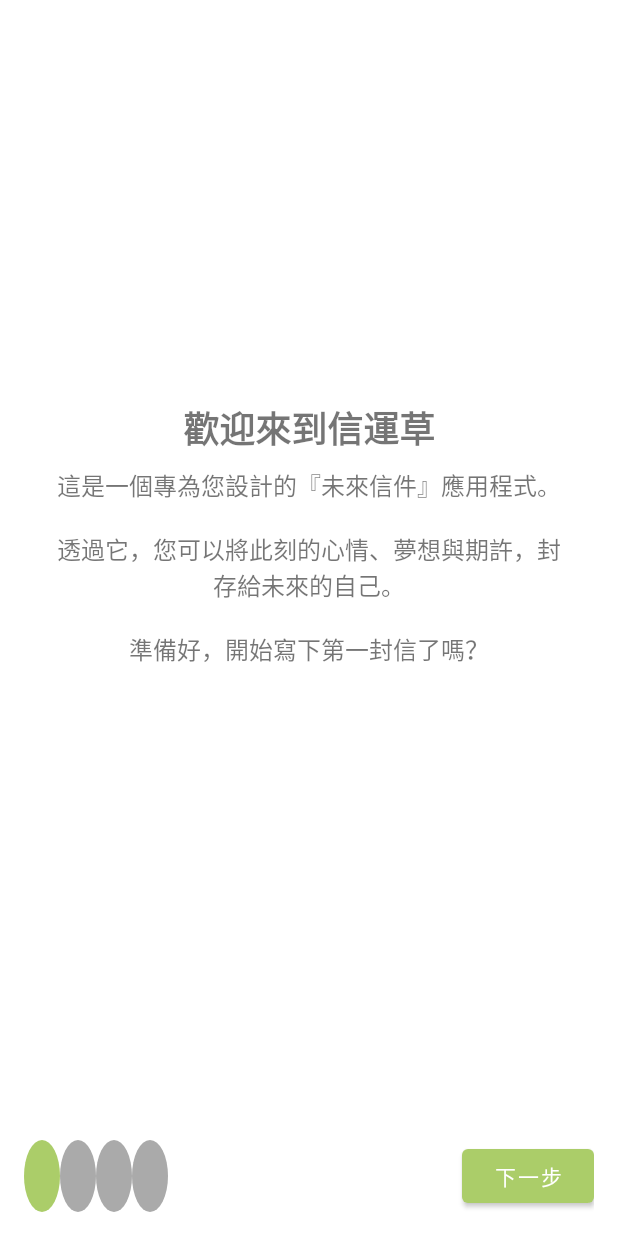
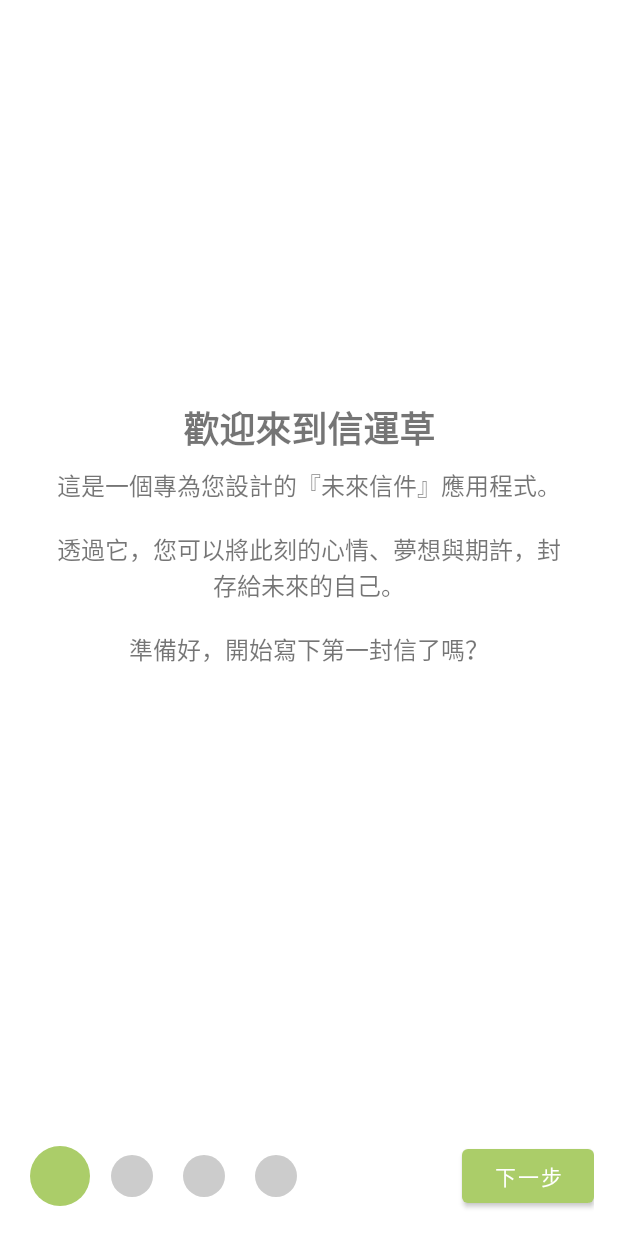
Before and after one commit to connielin07/future-me-mail-app, an Android app: the OnboardingActivity screen opened directly, with no data from a screen before it, on a phone screen of 412 x 824 dp. Run offline under Robolectric (Android 15) with nearby library versions, the phone set to English and light mode, and no system bars.

Commit message:
feat/ui: Refine onboarding tab indicator styling
- Update `TabLayout` in `activity_onboarding.xml` with fixed tab widths, zero padding, and disabled ripple effects.
- Adjust `tab_indicator_selector.xml` to use `layer-list` for centered oval shapes.
- Increase the size of both selected (40dp) and unselected (28dp) indicators.
- Update the unselected indicator color to a specific hex gray (`#CCCCCC`).

```diff
--- a/app/src/main/res/drawable/tab_indicator_selector.xml
+++ b/app/src/main/res/drawable/tab_indicator_selector.xml
@@ -1,15 +1,23 @@
 <?xml version="1.0" encoding="utf-8"?>
 <selector xmlns:android="http://schemas.android.com/apk/res/android">
+    <!-- 當前選中的圓點 -->
     <item android:state_selected="true">
-        <shape android:shape="oval">
-            <solid android:color="?attr/colorPrimary" />
-            <size android:width="8dp" android:height="8dp" />
-        </shape>
+        <layer-list>
+            <item android:width="40dp" android:height="40dp" android:gravity="center">
+                <shape android:shape="oval">
+                    <solid android:color="?attr/colorPrimary" />
+                </shape>
+            </item>
+        </layer-list>
     </item>
+    <!-- 未選中的圓點 -->
     <item>
-        <shape android:shape="oval">
-            <solid android:color="@android:color/darker_gray" />
-            <size android:width="8dp" android:height="8dp" />
-        </shape>
+        <layer-list>
+            <item android:width="28dp" android:height="28dp" android:gravity="center">
+                <shape android:shape="oval">
+                    <solid android:color="#CCCCCC" />
+                </shape>
+            </item>
+        </layer-list>
     </item>
 </selector>
--- a/app/src/main/res/layout/activity_onboarding.xml
+++ b/app/src/main/res/layout/activity_onboarding.xml
@@ -32,7 +32,12 @@
             android:layout_height="wrap_content"
             app:tabBackground="@drawable/tab_indicator_selector"
             app:tabGravity="center"
-            app:tabIndicatorHeight="0dp"/>
+            app:tabIndicatorHeight="0dp"
+            app:tabMaxWidth="48dp"
+            app:tabMinWidth="48dp"
+            app:tabPaddingStart="0dp"
+            app:tabPaddingEnd="0dp"
+            app:tabRippleColor="@android:color/transparent" />
 
         <View
             android:layout_width="0dp"
```
